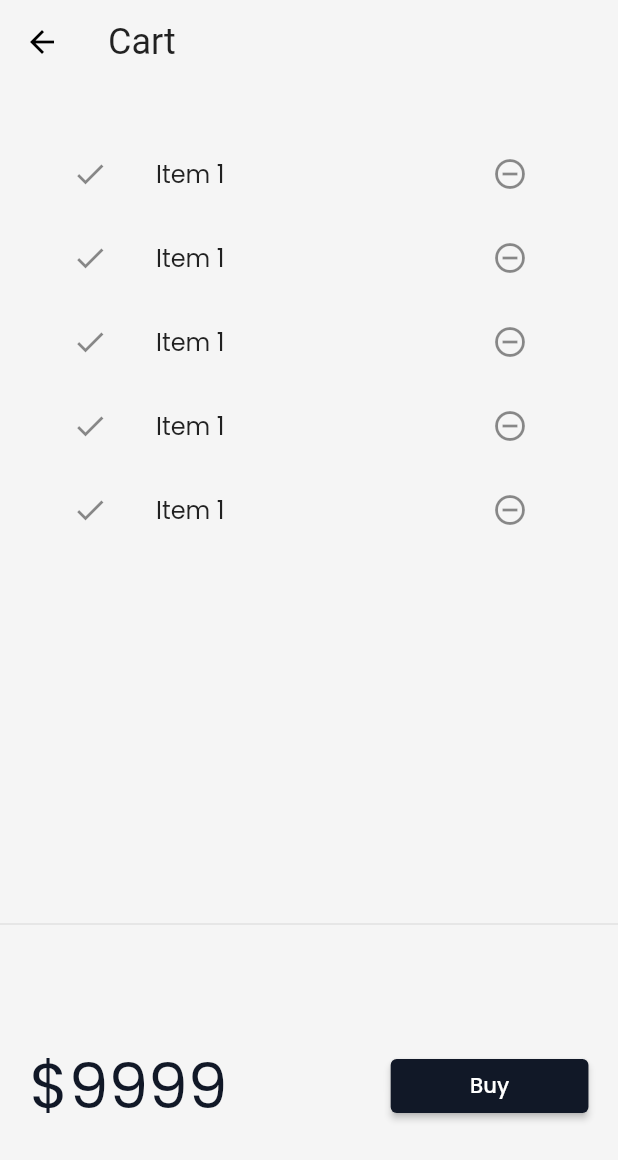
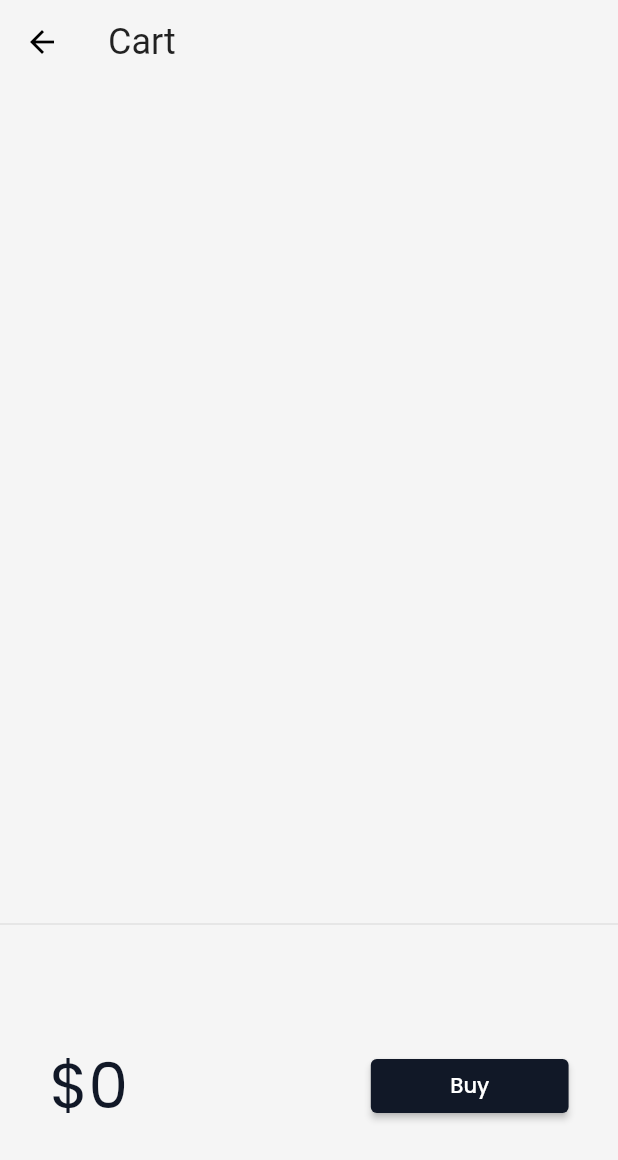
Before and after one commit to jaythanki18/Flutter-Tutorial-Practice, a Flutter app: the HomePage screen opened by its route, after a tap on an icon or button, on a phone screen of 412 x 824 dp. Shown: the top 1160 px of the screen. Run offline on Flutter 3.47's test engine with Material 2 defaults, Android fonts, the phone set to English and light mode, and no system bars; our stand-ins replace google_fonts, velocity_x; network calls fail; key blocks and very long unbroken strings in the code were emptied for the run.

Commit message:
day24 completed

```diff
--- a/lib/models/cart.dart
+++ b/lib/models/cart.dart
@@ -0,0 +1,40 @@
+import 'package:flutter_catalog/models/catalog.dart';
+
+class CartModel {
+  static final cartModel=CartModel._internal();
+  CartModel._internal();
+  factory CartModel()=>cartModel;
+
+  // catalog field
+  late CatalogModel _catalog;
+
+  // Collection of IDs - store Ids of each item
+  final List<int> _itemIds = [];
+
+  // Get Catalog
+  CatalogModel get catalog => _catalog;
+
+  set catalog(CatalogModel newCatalog) {
+    assert(newCatalog != null);
+    _catalog = newCatalog;
+  }
+
+  // Get items in the cart
+  List<Item> get items => _itemIds.map((id) => _catalog.getById(id)).toList();
+
+  // Get total price
+  num get totalPrice =>
+      items.fold(0, (total, current) => total + current.price);
+
+  // Add Item
+
+  void add(Item item) {
+    _itemIds.add(item.id);
+  }
+
+  // Remove Item
+
+  void remove(Item item) {
+    _itemIds.remove(item.id);
+  }
+}
--- a/lib/models/catalog.dart
+++ b/lib/models/catalog.dart
@@ -2,11 +2,15 @@
 import 'dart:convert';
 
 class CatalogModel {
+  static final catModel=CatalogModel._internal();
+  CatalogModel._internal();
+  factory CatalogModel()=>catModel;
+
    static List<Item> items=items;
-  static Item getById(int id)=>
+   Item getById(int id)=>
       items.firstWhere((element) => element.id==id,orElse: null);
 
-  static Item getByPosition(int pos)=>
+   Item getByPosition(int pos)=>
       items[pos];
 
   // static List<Item> items = [
--- a/lib/screens/cart_page.dart
+++ b/lib/screens/cart_page.dart
@@ -1,4 +1,5 @@
 import 'package:flutter/material.dart';
+import 'package:flutter_catalog/models/cart.dart';
 import 'package:flutter_catalog/widgets/themes.dart';
 import 'package:velocity_x/velocity_x.dart';
 
@@ -25,7 +26,8 @@ class CartPage extends StatelessWidget {
 }
 
 class _CartTotal extends StatelessWidget {
-  const _CartTotal({Key? key}) : super(key: key);
+  final _cart=CartModel();
+  // const _CartTotal({Key? key}) : super(key: key);
 
   @override
   Widget build(BuildContext context) {
@@ -34,10 +36,12 @@ class _CartTotal extends StatelessWidget {
       child: Row(
         mainAxisAlignment: MainAxisAlignment.spaceAround,
         children: [
-          "\$9999".text.xl5.color(context.theme.accentColor).make(),
+          "\$${_cart.totalPrice}".text.xl5.color(context.theme.accentColor).make(),
           30.widthBox,
           ElevatedButton(
-              onPressed: (){},
+              onPressed: (){
+                ScaffoldMessenger.of(context).showSnackBar(SnackBar(content: "Buying not suppoted yet.".text.make()));
+              },
               style: ButtonStyle(
                 backgroundColor: MaterialStateProperty.all(context.theme.buttonColor)
               ),
@@ -57,17 +61,18 @@ class _CartList extends StatefulWidget {
 }
 
 class _CartListState extends State<_CartList> {
+  final _cart=CartModel();
   @override
   Widget build(BuildContext context) {
     return ListView.builder(
-      itemCount: 5,
+      itemCount: _cart.items?.length,
       itemBuilder: (context, index) => ListTile(
         leading: Icon(Icons.done),
         trailing: IconButton(
           icon: Icon(Icons.remove_circle_outline),
           onPressed: () {},
         ),
-        title: "Item 1".text.make(),
+        title: _cart.items[index].name.text.make(),
       ),
     );;
   }
--- a/lib/widgets/home_widgets/catalog_list.dart
+++ b/lib/widgets/home_widgets/catalog_list.dart
@@ -1,4 +1,5 @@
 import 'package:flutter/material.dart';
+import 'package:flutter_catalog/models/cart.dart';
 import 'package:flutter_catalog/screens/homepage.dart';
 import '../../models/catalog.dart';
 import 'package:velocity_x/velocity_x.dart';
@@ -15,7 +16,7 @@ class CatalogList extends StatelessWidget {
       shrinkWrap: true,
       itemCount: CatalogModel.items.length,
       itemBuilder: (context, index) {
-        final catalog = CatalogModel.getByPosition(index);
+        final catalog = CatalogModel.items[index];
         return InkWell(
             onTap: () => Navigator.push(
                 context,
@@ -58,13 +59,7 @@ class CatalogItem extends StatelessWidget {
                 buttonPadding: Vx.mH0,
                 children: [
                   "\$${catalog.price}".text.bold.xl.make(),
-                  ElevatedButton(
-                    onPressed: () {},
-                    style: ButtonStyle(
-                        backgroundColor:
-                            MaterialStateProperty.all(MyTheme.darkBluishColor),
-                        shape: MaterialStateProperty.all(StadiumBorder())),
-                    child: "Add to Cart".text.sm.make())
+                  _AddToCart(catalog: catalog, key: Key(""),),
               ],
             ).pOnly(right: 8.0)
           ],
@@ -74,3 +69,36 @@ class CatalogItem extends StatelessWidget {
     )).white.rounded.square(150).make().py16();
   }
 }
+
+class _AddToCart extends StatefulWidget {
+  final Item catalog;
+  const _AddToCart({
+    required Key key,required this.catalog,
+  }):super(key: key);
+
+  @override
+  State<_AddToCart> createState() => _AddToCartState();
+}
+
+class _AddToCartState extends State<_AddToCart> {
+   bool isAdded=false;
+  @override
+  Widget build(BuildContext context) {
+    return ElevatedButton(
+      onPressed: () {
+        isAdded=isAdded.toggle();
+        final _catalog=CatalogModel();
+        final _cart=CartModel();
+        _cart.catalog=_catalog;
+        _cart.add(widget.catalog);
+        setState(() {});
+      },
+      style: ButtonStyle(
+          backgroundColor:
+              MaterialStateProperty.all(MyTheme.darkBluishColor),
+          shape: MaterialStateProperty.all(StadiumBorder())
+      ),
+      child: isAdded?Icon(Icons.done):"Add to Cart".text.sm.make()
+    );
+  }
+}
```
